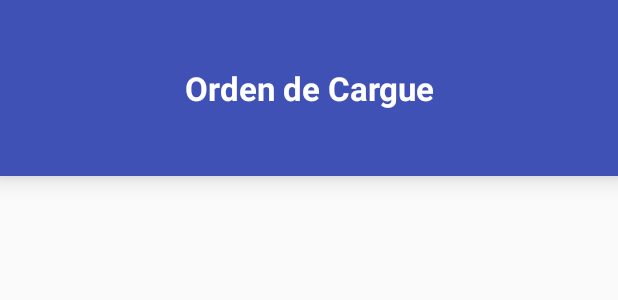
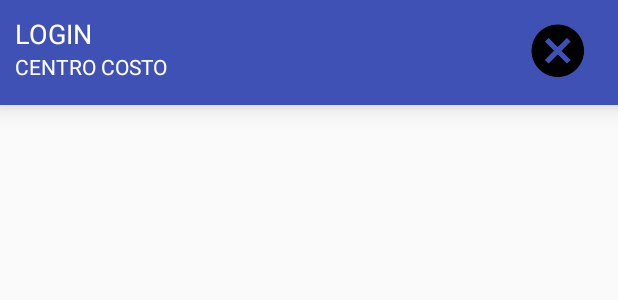
Before and after one commit to monaleja/GestionarRecoleccion, an Android app: the layout activity_lista_orden_cargue.xml on its own in the app's theme, with its tools: preview values and no code run, on a phone screen of 412 x 824 dp. Shown: the top 300 px of the screen. Run offline under Robolectric (Android 15) with nearby library versions, the phone set to English and light mode, and no system bars.

Commit message:
nuevo archivo: .idea/encodings.xml 	modificado:    .idea/gradle.xml 	modificado:    .idea/misc.xml 	nuevo archivo: 1 	modificado:    app/src/main/res/layout/activity_lista_orden_cargue.xml 	nuevo archivo: app/src/main/res/layout/activity_title_bar.xml 	modificado:    app/src/main/res/layout/dialog_agregar_novedad.xml

```diff
--- a/app/src/main/res/layout/activity_lista_orden_cargue.xml
+++ b/app/src/main/res/layout/activity_lista_orden_cargue.xml
@@ -10,25 +10,7 @@
     android:orientation="vertical"
     android:padding="0dp">
 
-    <LinearLayout
-        android:orientation="vertical"
-        android:layout_width="match_parent"
-        android:layout_height="0dp"
-        android:layout_weight="1"
-        android:background="@color/colorFondoCabecera"
-        android:elevation="10dp">
-
-        <TextView
-            android:layout_width="match_parent"
-            android:layout_height="match_parent"
-            android:textAppearance="?android:attr/textAppearanceLarge"
-            android:text="@string/strOrdenCargue"
-            android:id="@+id/textView"
-            android:textColor="@color/colorTextoBlanco"
-            android:textStyle="bold"
-            android:gravity="center_vertical|center_horizontal"
-            android:elevation="10dp" />
-    </LinearLayout>
+    <include layout="@layout/activity_title_bar" />
 
     <ListView
         android:layout_width="match_parent"
--- /dev/null
+++ b/app/src/main/res/layout/activity_title_bar.xml
@@ -0,0 +1,48 @@
+<FrameLayout xmlns:android="http://schemas.android.com/apk/res/android"
+    xmlns:app="http://schemas.android.com/apk/res-auto"
+    android:layout_width="match_parent"
+    android:layout_height="70dp"
+    android:padding="10dp"
+    android:background="@color/colorFondoCabecera"
+    android:elevation="10dp">
+
+    <LinearLayout
+        android:layout_width="wrap_content"
+        android:layout_height="wrap_content"
+        android:orientation="vertical">
+
+        <TextView
+            android:layout_width="match_parent"
+            android:layout_height="wrap_content"
+            android:textAppearance="?android:attr/textAppearanceMedium"
+            android:text="LOGIN"
+            android:id="@+id/tvUsuarioLogin"
+            android:textColor="@color/colorTextoBlanco"/>
+
+        <TextView
+            android:layout_width="match_parent"
+            android:layout_height="wrap_content"
+            android:textAppearance="?android:attr/textAppearanceSmall"
+            android:text="CENTRO COSTO"
+            android:id="@+id/tvUsuarioCentrocosto"
+            android:gravity="center_vertical"
+            android:textColor="@color/colorTextoBlanco" />
+
+    </LinearLayout>
+
+    <LinearLayout
+        android:layout_width="wrap_content"
+        android:layout_height="match_parent"
+        android:orientation="vertical"
+        android:layout_gravity="right">
+
+        <ImageView
+            android:layout_width="60dp"
+            android:layout_height="wrap_content"
+            app:srcCompat="@mipmap/ic_cerrar"
+            android:id="@+id/imageView"
+            android:layout_gravity="right" />
+
+    </LinearLayout>
+
+</FrameLayout>
--- a/app/src/main/res/layout/dialog_agregar_novedad.xml
+++ b/app/src/main/res/layout/dialog_agregar_novedad.xml
@@ -13,7 +13,7 @@
         android:id="@+id/llAgregarNovedad"
         android:orientation="vertical"
         android:layout_width="match_parent"
-        android:layout_height="match_parent"
+        android:layout_height="wrap_content"
         android:layout_gravity="center"
         android:weightSum="1">
 
```
Also changed, not shown: 1 other file.
